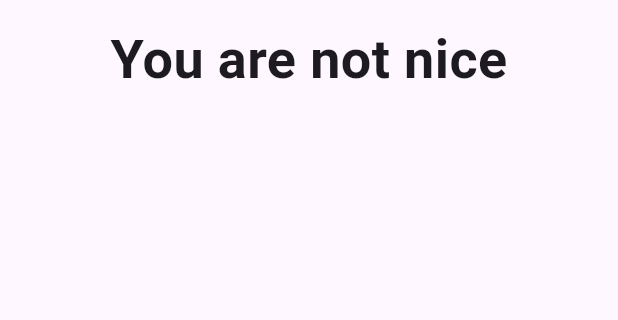
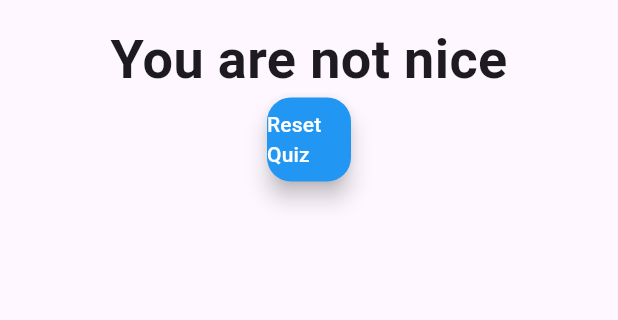
Before and after one commit to Birkity/flutter-complete-guide, a Flutter app: the screen it shows after launch, after a tap on "Black", after a tap on "Snake", after a tap on "Mr. Smith", on a phone screen of 412 x 824 dp, the part 63-383 px from its top. Run offline on Flutter 3.47's test engine with Material 3 defaults, Android fonts, the phone set to English and light mode, and no system bars.

Commit message:
Added reset button to Result page and updated logic to call reset function when pressed

```diff
--- a/lib/main.dart
+++ b/lib/main.dart
@@ -42,6 +42,13 @@ class _MyAppState extends State<MyApp> {
   var _questionIndex = 0;
   var _totalScore = 0;
 
+  void _resetQuiz() {
+    setState(() {
+      _questionIndex = 0;
+      _totalScore = 0;
+    });
+  }
+
   void _answerQuestions(int score) {
     _totalScore += score;
     setState(() {
@@ -69,7 +76,7 @@ class _MyAppState extends State<MyApp> {
                 questions: _questions,
                 questionIndex: _questionIndex,
               )
-            : Result(_totalScore),
+            : Result(_totalScore, _resetQuiz),
       ),
     );
   }
--- a/lib/result.dart
+++ b/lib/result.dart
@@ -2,8 +2,9 @@ import 'package:flutter/material.dart';
 
 class Result extends StatelessWidget {
   final int resultScore;
+  final VoidCallback resetHandler;
 
-  Result(this.resultScore);
+  Result(this.resultScore, this.resetHandler);
 
   String get resultPhrase {
     var resultText = "You did it !";
@@ -33,6 +34,16 @@ class Result extends StatelessWidget {
             ),
             textAlign: TextAlign.center,
           ),
+          FloatingActionButton(
+            onPressed: resetHandler,
+            child: Text(
+              'Reset Quiz',
+              style: TextStyle(
+                color: Colors.white,
+              ),
+            ),
+            backgroundColor: Colors.blue,
+          ),
         ],
       ),
     );
```
